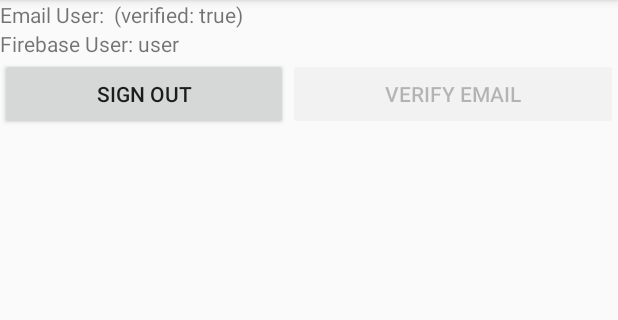
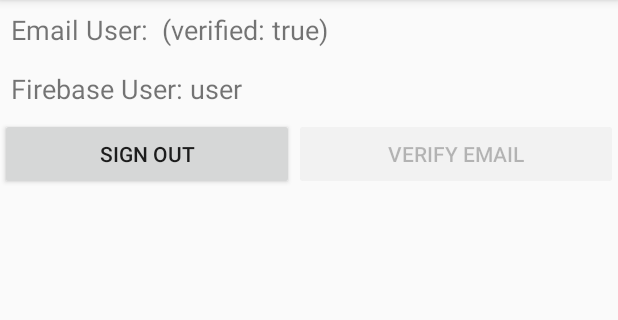
Before and after one commit to dorazex/Authentication, an Android app: the EmailPasswordActivity screen opened directly, with no data from a screen before it, on a phone screen of 412 x 824 dp, the part 84-404 px from its top. Run offline under Robolectric (Android 15) with nearby library versions, the phone set to English and light mode, and no system bars; our stand-ins replace Firebase (no records; nobody signed in at launch, a user with empty details on screens opened directly).

Commit message:
View changes

```diff
--- a/app/src/main/java/com/example/authentication/AnonymousHomeActivity.java
+++ b/app/src/main/java/com/example/authentication/AnonymousHomeActivity.java
@@ -10,6 +10,8 @@ public class AnonymousHomeActivity extends Activity {
     protected void onCreate(Bundle savedInstanceState) {
         super.onCreate(savedInstanceState);
         setContentView(R.layout.activity_anonymous_home);
-        ((TextView) findViewById(R.id.AnonymousHomeEditText)).setText(R.string.anonymous_user_home_text);
+        TextView anonymousHomeTextView = (TextView) findViewById(R.id.AnonymousHomeEditText);
+        anonymousHomeTextView.setText(R.string.anonymous_user_home_text);
+        anonymousHomeTextView.setKeyListener(null);
     }
 }
--- a/app/src/main/res/layout/activity_anonymous_home.xml
+++ b/app/src/main/res/layout/activity_anonymous_home.xml
@@ -10,7 +10,7 @@
         android:layout_width="match_parent"
         android:layout_height="match_parent"
         android:ems="10"
-        android:inputType="textMultiLine"
+        android:inputType="none"
         android:textAlignment="center" />
 
 </android.support.constraint.ConstraintLayout>
--- a/app/src/main/res/layout/activity_emailpassword.xml
+++ b/app/src/main/res/layout/activity_emailpassword.xml
@@ -13,27 +13,35 @@
             android:id="@+id/StatusTextView"
             android:layout_width="match_parent"
             android:layout_height="wrap_content"
-            android:text="@string/status_default" />
+            android:padding="7dp"
+            android:text="@string/status_default"
+            android:textSize="18sp" />
 
     <TextView
         android:id="@+id/DetailTextView"
         android:layout_width="match_parent"
         android:layout_height="wrap_content"
-            android:text="@string/detail_default" />
+        android:padding="7dp"
+        android:text="@string/detail_default"
+        android:textSize="18sp" />
 
     <EditText
         android:id="@+id/EmailEditText"
         android:layout_width="match_parent"
         android:layout_height="wrap_content"
         android:hint="@string/email_hint"
-            android:inputType="textEmailAddress" />
+        android:inputType="textEmailAddress"
+        android:padding="7dp"
+        android:textSize="18sp" />
 
     <EditText
         android:id="@+id/PasswordEditText"
         android:layout_width="match_parent"
         android:layout_height="wrap_content"
         android:hint="@string/password_hint"
-            android:inputType="textPassword" />
+        android:inputType="textPassword"
+        android:padding="7dp"
+        android:textSize="18sp" />
 
         <LinearLayout
             android:id="@+id/email_password_buttons"
@@ -46,12 +54,15 @@
                 android:layout_width="wrap_content"
                 android:layout_height="wrap_content"
                 android:layout_weight="1"
+                android:padding="8dp"
                 android:text="@string/sign_in_button_text" />
+
             <Button
                 android:id="@+id/EmailCreateAccountButton"
                 android:layout_width="wrap_content"
                 android:layout_height="wrap_content"
                 android:layout_weight="1"
+                android:padding="8dp"
                 android:text="@string/create_account_button_text" />
 
         </LinearLayout>
@@ -68,12 +79,15 @@
                 android:layout_width="wrap_content"
                 android:layout_height="wrap_content"
                 android:layout_weight="1"
+                android:padding="8dp"
                 android:text="@string/sign_out_button_text" />
+
             <Button
                 android:id="@+id/EmailVerifyButton"
                 android:layout_width="wrap_content"
                 android:layout_height="wrap_content"
                 android:layout_weight="1"
+                android:padding="8dp"
                 android:text="@string/verify_email_button_text" />
         </LinearLayout>
 
```
Also changed, not shown: app/src/main/res/layout/activity_facebook_sign_in.xml (+12 -3 lines), app/src/main/res/layout/activity_google_sign_in.xml (+14 -2 lines), app/src/main/res/layout/activity_home.xml (+8 -1 lines), app/src/main/res/values/strings.xml (+4 -4 lines). Lines whose indentation alone changed are shown as unchanged.
